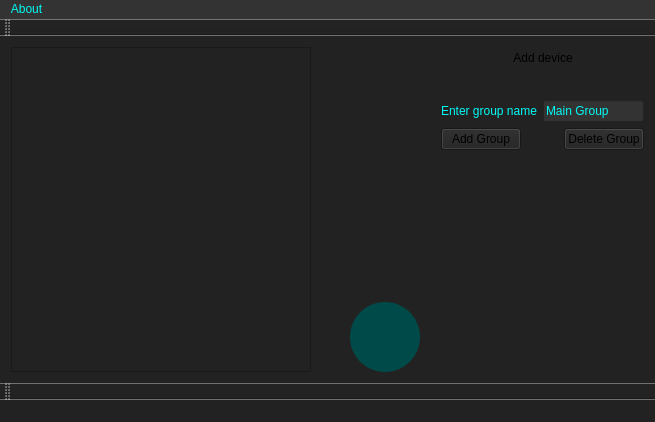
First picture: the form in GUI/GUI/mainwindow.ui, repository v-pereskokov/Jarvis, before the edit.
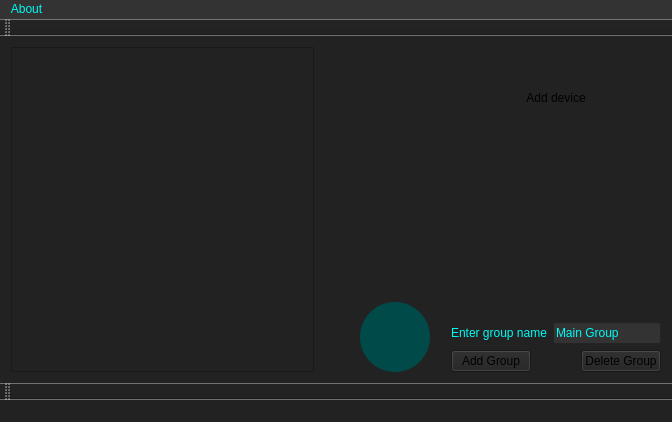
Second picture: the form after the edit. Icons and pictures are not drawn.

What changed in the file:
```diff
--- a/GUI/GUI/mainwindow.ui
+++ b/GUI/GUI/mainwindow.ui
@@ -6,7 +6,7 @@
    <rect>
     <x>0</x>
     <y>0</y>
-    <width>655</width>
+    <width>672</width>
     <height>422</height>
    </rect>
   </property>
@@ -17,21 +17,8 @@
    <string notr="true">background-color: #222;</string>
   </property>
   <widget class="QWidget" name="centralWidget">
-   <layout class="QGridLayout" name="gridLayout_2">
-    <item row="1" column="5" rowspan="2">
-     <spacer name="verticalSpacer">
-      <property name="orientation">
-       <enum>Qt::Vertical</enum>
-      </property>
-      <property name="sizeHint" stdset="0">
-       <size>
-        <width>20</width>
-        <height>40</height>
-       </size>
-      </property>
-     </spacer>
-    </item>
-    <item row="0" column="0" rowspan="4">
+   <layout class="QGridLayout" name="gridLayout">
+    <item row="0" column="0" rowspan="3">
      <widget class="QScrollArea" name="scrollArea">
       <property name="sizePolicy">
        <sizepolicy hsizetype="Expanding" vsizetype="MinimumExpanding">
@@ -124,10 +111,82 @@
       </widget>
      </widget>
     </item>
-    <item row="0" column="8">
+    <item row="0" column="3">
+     <widget class="QPushButton" name="microphoneButton">
+      <property name="maximumSize">
+       <size>
+        <width>70</width>
+        <height>70</height>
+       </size>
+      </property>
+      <property name="styleSheet">
+       <string notr="true">QPushButton {  						
+						border-radius: 50px;						
+                        }</string>
+      </property>
+      <property name="text">
+       <string/>
+      </property>
+      <property name="icon">
+       <iconset resource="res.qrc">
+        <normaloff>:/images/microphone.gif</normaloff>:/images/microphone.gif</iconset>
+      </property>
+      <property name="iconSize">
+       <size>
+        <width>70</width>
+        <height>70</height>
+       </size>
+      </property>
+     </widget>
+    </item>
+    <item row="2" column="3">
+     <widget class="QPushButton" name="toolPushButton">
+      <property name="styleSheet">
+       <string notr="true">QPushButton {                         
+                          text-align: left;
+						background-color: #004A49;
+                          background-repeat: none; 
+						 min-width: 70px; 
+                          min-height: 70px;
+                          max-width: 70px; 
+                          max-height: 70px;
+						border: #535353 1px solid;
+						border-radius: 35px;
+						align: rigth;
+                        }
+                        QPushButton:hover {
+                           background-color: #2897ff;
+                        }
+</string>
+      </property>
+      <property name="text">
+       <string/>
+      </property>
+      <property name="checkable">
+       <bool>true</bool>
+      </property>
+      <property name="flat">
+       <bool>true</bool>
+      </property>
+     </widget>
+    </item>
+    <item row="0" column="5" rowspan="3">
      <layout class="QVBoxLayout" name="verticalLayout">
       <item>
-       <layout class="QHBoxLayout" name="horizontalLayout"/>
+       <spacer name="verticalSpacer_4">
+        <property name="orientation">
+         <enum>Qt::Vertical</enum>
+        </property>
+        <property name="sizeType">
+         <enum>QSizePolicy::Preferred</enum>
+        </property>
+        <property name="sizeHint" stdset="0">
+         <size>
+          <width>20</width>
+          <height>40</height>
+         </size>
+        </property>
+       </spacer>
       </item>
       <item>
        <layout class="QHBoxLayout" name="horizontalLayout_2">
@@ -175,6 +234,19 @@
         </item>
        </layout>
       </item>
+      <item>
+       <spacer name="verticalSpacer_3">
+        <property name="orientation">
+         <enum>Qt::Vertical</enum>
+        </property>
+        <property name="sizeHint" stdset="0">
+         <size>
+          <width>20</width>
+          <height>40</height>
+         </size>
+        </property>
+       </spacer>
+      </item>
       <item>
        <layout class="QHBoxLayout" name="horizontalLayout_4">
         <property name="topMargin">
@@ -254,95 +326,20 @@
       </item>
      </layout>
     </item>
-    <item row="0" column="5">
-     <widget class="QPushButton" name="microphoneButton">
-      <property name="maximumSize">
-       <size>
-        <width>70</width>
-        <height>70</height>
-       </size>
+    <item row="1" column="3">
+     <spacer name="verticalSpacer">
+      <property name="orientation">
+       <enum>Qt::Vertical</enum>
       </property>
-      <property name="styleSheet">
-       <string notr="true">QPushButton {  						
-						border-radius: 50px;						
-                        }</string>
-      </property>
-      <property name="text">
-       <string/>
-      </property>
-      <property name="icon">
-       <iconset resource="res.qrc">
-        <normaloff>:/images/microphone.gif</normaloff>:/images/microphone.gif</iconset>
-      </property>
-      <property name="iconSize">
+      <property name="sizeHint" stdset="0">
        <size>
-        <width>70</width>
-        <height>70</height>
+        <width>20</width>
+        <height>40</height>
        </size>
       </property>
-     </widget>
+     </spacer>
     </item>
     <item row="0" column="4">
-     <spacer name="horizontalSpacer_4">
-      <property name="orientation">
-       <enum>Qt::Horizontal</enum>
-      </property>
-      <property name="sizeType">
-       <enum>QSizePolicy::Expanding</enum>
-      </property>
-      <property name="sizeHint" stdset="0">
-       <size>
-        <width>40</width>
-        <height>20</height>
-       </size>
-      </property>
-     </spacer>
-    </item>
-    <item row="1" column="8" rowspan="2">
-     <spacer name="verticalSpacer_3">
-      <property name="orientation">
-       <enum>Qt::Vertical</enum>
-      </property>
-      <property name="sizeHint" stdset="0">
-       <size>
-        <width>20</width>
-        <height>40</height>
-       </size>
-      </property>
-     </spacer>
-    </item>
-    <item row="3" column="5">
-     <widget class="QPushButton" name="toolPushButton">
-      <property name="styleSheet">
-       <string notr="true">QPushButton {                         
-                          text-align: left;
-						background-color: #004A49;
-                          background-repeat: none; 
-						 min-width: 70px; 
-                          min-height: 70px;
-                          max-width: 70px; 
-                          max-height: 70px;
-						border: #535353 1px solid;
-						border-radius: 35px;
-						align: rigth;
-                        }
-                        QPushButton:hover {
-                           background-color: #2897ff;
-                        }
-</string>
-      </property>
-      <property name="text">
-       <string/>
-      </property>
-      <property name="checkable">
-       <bool>true</bool>
-      </property>
-      <property name="flat">
-       <bool>true</bool>
-      </property>
-     </widget>
-    </item>
-    <item row="0" column="6">
      <spacer name="horizontalSpacer_3">
       <property name="orientation">
        <enum>Qt::Horizontal</enum>
@@ -358,6 +355,22 @@
       </property>
      </spacer>
     </item>
+    <item row="0" column="2">
+     <spacer name="horizontalSpacer_4">
+      <property name="orientation">
+       <enum>Qt::Horizontal</enum>
+      </property>
+      <property name="sizeType">
+       <enum>QSizePolicy::Expanding</enum>
+      </property>
+      <property name="sizeHint" stdset="0">
+       <size>
+        <width>40</width>
+        <height>20</height>
+       </size>
+      </property>
+     </spacer>
+    </item>
    </layout>
   </widget>
   <widget class="QMenuBar" name="menuBar">
@@ -365,7 +378,7 @@
     <rect>
      <x>0</x>
      <y>0</y>
-     <width>655</width>
+     <width>672</width>
      <height>19</height>
     </rect>
    </property>
```
